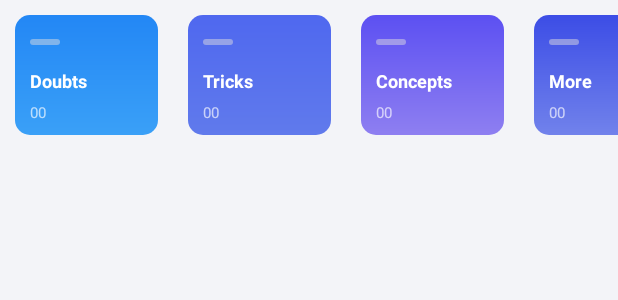
After one commit to VihaanVerma89/TestbookNoteTaking, an Android app: the layout list_item_tabs.xml on its own in the app's theme, with its tools: preview values and no code run, on a phone screen of 412 x 824 dp. The commit adds this screen. Shown: the top 300 px of the screen. Run offline under Robolectric (Android 15) with nearby library versions, the phone set to English and light mode, and no system bars.

Commit message:
better notes layout

```diff
--- a/app/src/main/java/com/example/vihaan/testbooknotetaking/ui/notesScreen/NotesActivity.kt
+++ b/app/src/main/java/com/example/vihaan/testbooknotetaking/ui/notesScreen/NotesActivity.kt
@@ -8,6 +8,7 @@ import android.support.v7.widget.Toolbar
 import android.widget.LinearLayout
 import com.example.vihaan.testbooknotetaking.R
 import com.example.vihaan.testbooknotetaking.models.notes.Note
+import com.example.vihaan.testbooknotetaking.models.notes.Tabs
 import com.example.vihaan.testbooknotetaking.ui.noteDetail.NoteDetailActivity
 import io.reactivex.android.schedulers.AndroidSchedulers
 import io.reactivex.schedulers.Schedulers
@@ -65,6 +66,7 @@ class NotesActivity: AppCompatActivity(), NotesAdapter.NotesLitener{
     private fun showNotes(notes: List<Note>)
     {
         items.clear()
+        items.add(Tabs())
         items.addAll(notes)
         adapter.notifyDataSetChanged()
     }
--- a/app/src/main/java/com/example/vihaan/testbooknotetaking/ui/notesScreen/NotesAdapter.kt
+++ b/app/src/main/java/com/example/vihaan/testbooknotetaking/ui/notesScreen/NotesAdapter.kt
@@ -11,6 +11,7 @@ import com.bumptech.glide.Glide
 import com.bumptech.glide.load.resource.drawable.DrawableTransitionOptions
 import com.example.vihaan.testbooknotetaking.R
 import com.example.vihaan.testbooknotetaking.models.notes.Note
+import com.example.vihaan.testbooknotetaking.models.notes.Tabs
 
 class  NotesAdapter(val context: Context,
                     val items:ArrayList<Any>,
@@ -19,7 +20,7 @@ class  NotesAdapter(val context: Context,
 {
 
     val ITEM_NOTE= 0
-    var ITEM_TAB = 1
+    var ITEM_TABS = 1
 
     interface NotesLitener{
         fun onNoteClicked(note: Note)
@@ -37,6 +38,11 @@ class  NotesAdapter(val context: Context,
             ITEM_NOTE ->{
                 view = inflater.inflate(R.layout.list_item_note, parent, false)
                viewHolder = NoteViewHolder(view)
+            }
+
+            ITEM_TABS->{
+                view = inflater.inflate(R.layout.list_item_tabs, parent, false)
+                viewHolder = TabsViewHolder(view)
             }
         }
         return viewHolder!!
@@ -68,8 +74,11 @@ class  NotesAdapter(val context: Context,
 
     override fun getItemViewType(position: Int): Int {
         super.getItemViewType(position)
-//        val = items.get(position)
-//        if()
+        val item = items.get(position)
+        if(item is Tabs)
+        {
+            return ITEM_TABS
+        }
         return ITEM_NOTE
     }
 
@@ -86,4 +95,8 @@ class  NotesAdapter(val context: Context,
         var noteTV = itemView.findViewById<TextView>(R.id.noteTV)
     }
 
+    class TabsViewHolder(itemView: View):RecyclerView.ViewHolder(itemView)
+    {
+
+    }
 }
--- a/app/src/main/res/layout/list_item_note.xml
+++ b/app/src/main/res/layout/list_item_note.xml
@@ -4,7 +4,9 @@
     xmlns:app="http://schemas.android.com/apk/res-auto"
     android:layout_width="match_parent"
     android:layout_height="wrap_content"
-    android:background="@android:color/white"
+    android:background="@drawable/shadow_10333"
+    android:layout_marginLeft="5dp"
+    android:layout_marginRight="5dp"
     >
 
 
--- /dev/null
+++ b/app/src/main/res/layout/list_item_tabs.xml
@@ -0,0 +1,262 @@
+<?xml version="1.0" encoding="utf-8"?>
+<android.support.constraint.ConstraintLayout xmlns:android="http://schemas.android.com/apk/res/android"
+    xmlns:tools="http://schemas.android.com/tools"
+    android:layout_width="match_parent"
+    android:layout_height="wrap_content"
+    xmlns:app="http://schemas.android.com/apk/res-auto">
+
+    <HorizontalScrollView
+        android:layout_width="match_parent"
+        android:layout_height="wrap_content"
+        android:scrollbars="none"
+        >
+        <LinearLayout
+            android:layout_width="match_parent"
+            android:layout_height="wrap_content"
+            android:orientation="horizontal"
+            >
+
+            <android.support.constraint.ConstraintLayout
+                android:layout_width="95dp"
+                android:layout_height="80dp"
+                android:background="@drawable/bg_tab_doubts"
+                tools:layout_editor_absoluteX="5dp"
+                tools:layout_editor_absoluteY="41dp"
+                android:layout_margin="10dp"
+                >
+
+
+                <View
+                    android:layout_width="20dp"
+                    android:layout_height="4dp"
+                    android:layout_marginBottom="8dp"
+                    android:layout_marginLeft="10dp"
+                    android:layout_marginStart="10dp"
+                    android:layout_marginTop="8dp"
+                    android:alpha="0.5"
+                    android:background="@drawable/bg_line"
+                    app:layout_constraintBottom_toTopOf="@+id/doubtTV"
+                    app:layout_constraintStart_toStartOf="parent"
+                    app:layout_constraintTop_toTopOf="parent" />
+
+                <TextView
+                    android:id="@+id/doubtTV"
+                    android:layout_width="wrap_content"
+                    android:layout_height="wrap_content"
+                    android:layout_marginBottom="28dp"
+                    android:layout_marginLeft="10dp"
+                    android:layout_marginStart="10dp"
+                    android:fontFamily="sans-serif"
+                    android:text="Doubts"
+                    android:textColor="@android:color/white"
+                    android:textSize="12sp"
+                    android:textStyle="bold"
+                    app:layout_constraintBottom_toBottomOf="parent"
+                    app:layout_constraintStart_toStartOf="parent" />
+
+                <TextView
+                    android:id="@+id/doubtCountTV"
+                    android:layout_width="wrap_content"
+                    android:layout_height="wrap_content"
+                    android:layout_marginBottom="8dp"
+                    android:layout_marginLeft="10dp"
+                    android:layout_marginStart="10dp"
+                    android:layout_marginTop="4dp"
+                    android:alpha="0.67"
+                    android:text="00"
+                    android:textColor="@android:color/white"
+                    android:textSize="10sp"
+                    app:layout_constraintBottom_toBottomOf="parent"
+                    app:layout_constraintStart_toStartOf="parent"
+                    app:layout_constraintTop_toBottomOf="@+id/doubtTV"
+                    app:layout_constraintVertical_bias="1.0" />
+            </android.support.constraint.ConstraintLayout>
+
+
+            <android.support.constraint.ConstraintLayout
+                android:layout_width="95dp"
+                android:layout_height="80dp"
+                android:background="@drawable/bg_tab_tricks"
+                tools:layout_editor_absoluteX="111dp"
+                tools:layout_editor_absoluteY="41dp"
+                android:layout_margin="10dp"
+                >
+
+                <!--<ProgressBar-->
+                <!--style="@style/Base.Widget.AppCompat.ProgressBar.Horizontal"-->
+                <!--android:layout_width="20dp"-->
+                <!--android:layout_height="10dp"-->
+                <!--android:layout_marginBottom="8dp"-->
+                <!--android:layout_marginLeft="10dp"-->
+                <!--android:layout_marginStart="10dp"-->
+                <!--android:layout_marginTop="8dp"-->
+                <!--app:layout_constraintBottom_toTopOf="@+id/doubtTV"-->
+                <!--app:layout_constraintStart_toStartOf="parent"-->
+                <!--android:indeterminateTintMode="src_atop"-->
+                <!--app:layout_constraintTop_toTopOf="parent" />-->
+
+                <View
+                    android:layout_width="20dp"
+                    android:layout_height="4dp"
+                    android:layout_marginBottom="8dp"
+                    android:layout_marginLeft="10dp"
+                    android:layout_marginStart="10dp"
+                    android:layout_marginTop="8dp"
+                    android:alpha="0.5"
+                    android:background="@drawable/bg_line"
+                    app:layout_constraintBottom_toTopOf="@+id/tricksTV"
+                    app:layout_constraintStart_toStartOf="parent"
+                    app:layout_constraintTop_toTopOf="parent" />
+
+                <TextView
+                    android:id="@+id/tricksTV"
+                    android:layout_width="wrap_content"
+                    android:layout_height="wrap_content"
+                    android:layout_marginBottom="28dp"
+                    android:layout_marginLeft="10dp"
+                    android:layout_marginStart="10dp"
+                    android:fontFamily="sans-serif"
+                    android:text="Tricks"
+                    android:textColor="@android:color/white"
+                    android:textSize="12sp"
+                    android:textStyle="bold"
+                    app:layout_constraintBottom_toBottomOf="parent"
+                    app:layout_constraintStart_toStartOf="parent" />
+
+                <TextView
+                    android:id="@+id/tricksCountTV"
+                    android:layout_width="wrap_content"
+                    android:layout_height="wrap_content"
+                    android:layout_marginBottom="8dp"
+                    android:layout_marginLeft="10dp"
+                    android:layout_marginStart="10dp"
+                    android:layout_marginTop="4dp"
+                    android:alpha="0.67"
+                    android:text="00"
+                    android:textColor="@android:color/white"
+                    android:textSize="10sp"
+                    app:layout_constraintBottom_toBottomOf="parent"
+                    app:layout_constraintStart_toStartOf="parent"
+                    app:layout_constraintTop_toBottomOf="@+id/tricksTV"
+                    app:layout_constraintVertical_bias="1.0" />
+            </android.support.constraint.ConstraintLayout>
+
+
+            <android.support.constraint.ConstraintLayout
+                android:layout_width="95dp"
+                android:layout_height="80dp"
+                android:background="@drawable/bg_tab_concepts"
+                tools:layout_editor_absoluteX="223dp"
+                tools:layout_editor_absoluteY="41dp"
+                android:layout_margin="10dp"
+                >
+
+                <View
+                    android:layout_width="20dp"
+                    android:layout_height="4dp"
+                    android:layout_marginBottom="8dp"
+                    android:layout_marginLeft="10dp"
+                    android:layout_marginStart="10dp"
+                    android:layout_marginTop="8dp"
+                    android:alpha="0.5"
+                    android:background="@drawable/bg_line"
+                    app:layout_constraintBottom_toTopOf="@+id/conceptsTV"
+                    app:layout_constraintStart_toStartOf="parent"
+                    app:layout_constraintTop_toTopOf="parent" />
+
+                <TextView
+                    android:id="@+id/conceptsTV"
+                    android:layout_width="wrap_content"
+                    android:layout_height="wrap_content"
+                    android:layout_marginBottom="28dp"
+                    android:layout_marginLeft="10dp"
+                    android:layout_marginStart="10dp"
+                    android:fontFamily="sans-serif"
+                    android:text="Concepts"
+                    android:textColor="@android:color/white"
+                    android:textSize="12sp"
+                    android:textStyle="bold"
+                    app:layout_constraintBottom_toBottomOf="parent"
+                    app:layout_constraintStart_toStartOf="parent" />
+
+                <TextView
+                    android:id="@+id/conceptCountTV"
+                    android:layout_width="wrap_content"
+                    android:layout_height="wrap_content"
+                    android:layout_marginBottom="8dp"
+                    android:layout_marginLeft="10dp"
+                    android:layout_marginStart="10dp"
+                    android:layout_marginTop="4dp"
+                    android:alpha="0.67"
+                    android:text="00"
+                    android:textColor="@android:color/white"
+                    android:textSize="10sp"
+                    app:layout_constraintBottom_toBottomOf="parent"
+                    app:layout_constraintStart_toStartOf="parent"
+                    app:layout_constraintTop_toBottomOf="@+id/conceptsTV"
+                    app:layout_constraintVertical_bias="1.0" />
+            </android.support.constraint.ConstraintLayout>
+
+
+            <android.support.constraint.ConstraintLayout
+                android:layout_width="95dp"
+                android:layout_height="80dp"
+                android:background="@drawable/bg_tab_more"
+                tools:layout_editor_absoluteX="334dp"
+                tools:layout_editor_absoluteY="41dp"
+                android:layout_margin="10dp"
+                >
+
+
+                <View
+                    android:layout_width="20dp"
+                    android:layout_height="4dp"
+                    android:layout_marginBottom="8dp"
+                    android:layout_marginLeft="10dp"
+                    android:layout_marginStart="10dp"
+                    android:layout_marginTop="8dp"
+                    android:alpha="0.5"
+                    android:background="@drawable/bg_line"
+                    app:layout_constraintBottom_toTopOf="@+id/moreTV"
+                    app:layout_constraintStart_toStartOf="parent"
+                    app:layout_constraintTop_toTopOf="parent" />
+
+                <TextView
+                    android:id="@+id/moreTV"
+                    android:layout_width="wrap_content"
+                    android:layout_height="wrap_content"
+                    android:layout_marginBottom="28dp"
+                    android:layout_marginLeft="10dp"
+                    android:layout_marginStart="10dp"
+                    android:fontFamily="sans-serif"
+                    android:text="More"
+                    android:textColor="@android:color/white"
+                    android:textSize="12sp"
+                    android:textStyle="bold"
+                    app:layout_constraintBottom_toBottomOf="parent"
+                    app:layout_constraintStart_toStartOf="parent" />
+
+                <TextView
+                    android:id="@+id/moreCountTV"
+                    android:layout_width="wrap_content"
+                    android:layout_height="wrap_content"
+                    android:layout_marginBottom="8dp"
+                    android:layout_marginLeft="10dp"
+                    android:layout_marginStart="10dp"
+                    android:layout_marginTop="4dp"
+                    android:alpha="0.67"
+                    android:text="00"
+                    android:textColor="@android:color/white"
+                    android:textSize="10sp"
+                    app:layout_constraintBottom_toBottomOf="parent"
+                    app:layout_constraintStart_toStartOf="parent"
+                    app:layout_constraintTop_toBottomOf="@+id/moreTV"
+                    app:layout_constraintVertical_bias="1.0" />
+            </android.support.constraint.ConstraintLayout>
+
+
+        </LinearLayout>
+    </HorizontalScrollView>
+
+
+</android.support.constraint.ConstraintLayout>
```
Also changed, not shown: app/src/main/res/drawable/shadow_10043.9.png (added), app/src/main/res/drawable/shadow_1027.9.png (added), app/src/main/res/drawable/shadow_10333.9.png (added).
